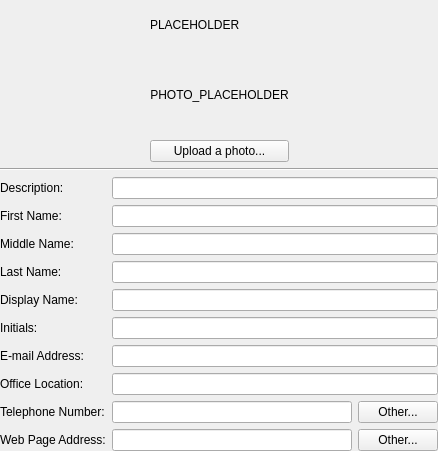
Before: the Qt Designer form src/admc/ui/widget/tab/general_user.ui in altlinux/admc, drawn with Qt 5.
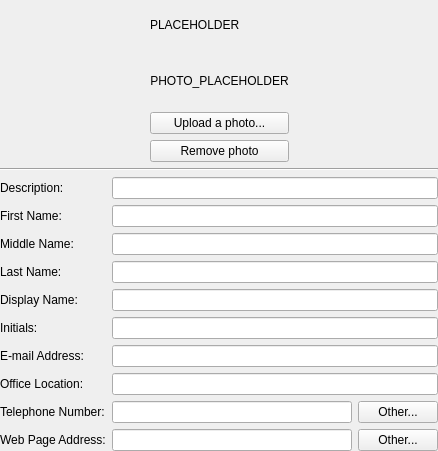
After: the same form once the commit is applied.

Commit message:
feat(admc/ui): add "remove_photo_button"
* src/admc/ui/widget/tab/general_user.ui: Add "remove_photo_button".
* src/admc/ui/widget/tab/general_user.cpp
(GeneralUserTab::GeneralUserTab): Handle "remove_photo_button".
(GeneralUserTab::on_remove_photo_button_clicked): New method.
* src/admc/ui/widget/tab/general_user.h: Update.
* src/admc/ui/attribute_edit/photo_edit.cpp
(PhotoEdit::clear_thumbnail_photo): New method.
* src/admc/ui/attribute_edit/photo_edit.h: Update.
* src/admc/admc_ru.ts: Update translations.

```diff
--- a/src/admc/ui/widget/tab/general_user.ui
+++ b/src/admc/ui/widget/tab/general_user.ui
@@ -76,6 +76,13 @@
          </property>
         </widget>
        </item>
+       <item>
+        <widget class="QPushButton" name="remove_photo_button">
+         <property name="text">
+          <string>Remove photo</string>
+         </property>
+        </widget>
+       </item>
       </layout>
      </item>
      <item>
```
The commit also changes 5 other files.
